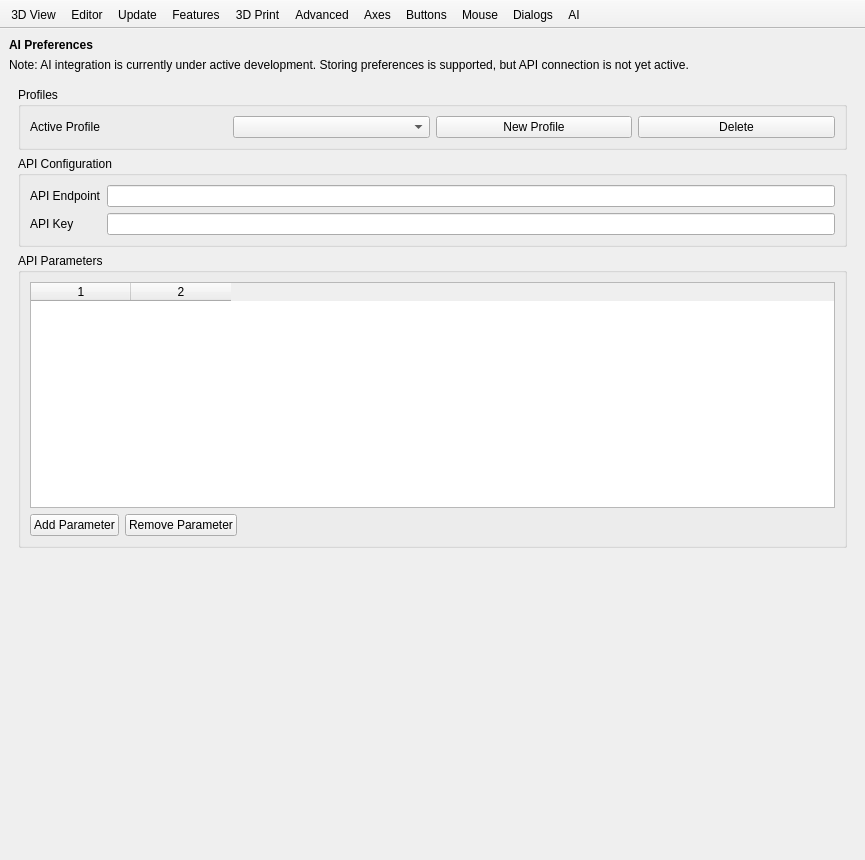
Old version of the form src/gui/Preferences.ui in the repository openscad/openscad.
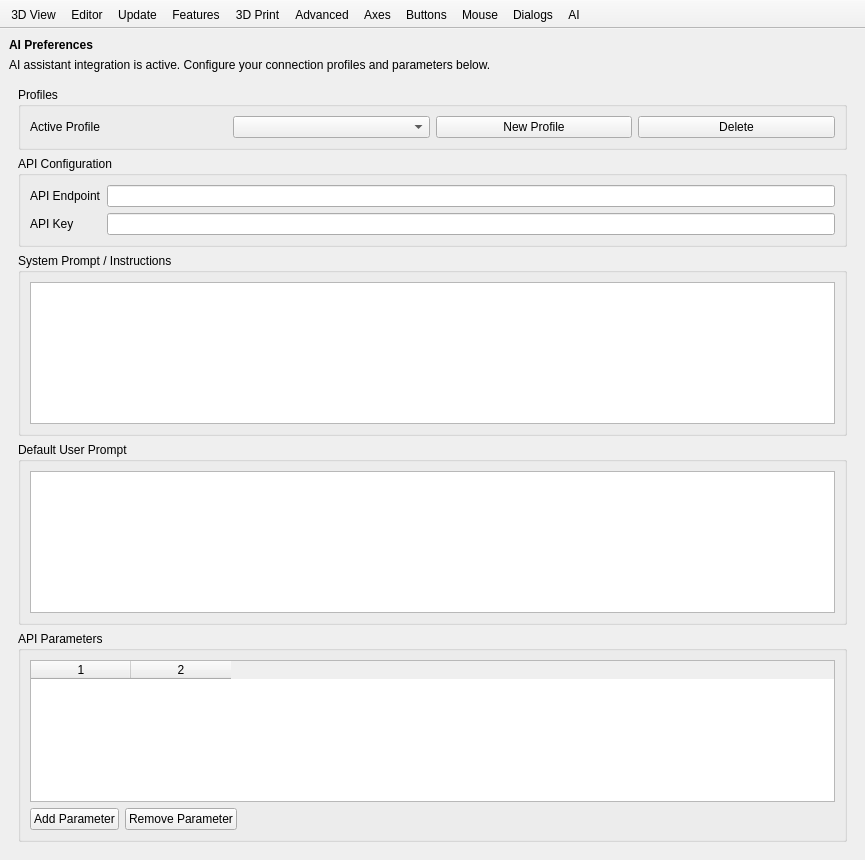
New version of the form. The open tabs and pages were chosen to show the change. Icons and pictures are not drawn. Custom widgets are drawn as their Qt base class.

Commit message: Add AI streaming support and prefs UI

```diff
--- a/src/gui/Preferences.ui
+++ b/src/gui/Preferences.ui
@@ -2955,7 +2955,7 @@
         <item>
          <widget class="QLabel" name="labelAIUnderDevWarning">
           <property name="text">
-           <string>Note: AI integration is currently under active development. Storing preferences is supported, but API connection is not yet active.</string>
+           <string>AI assistant integration is active. Configure your connection profiles and parameters below.</string>
           </property>
           <property name="wordWrap">
            <bool>true</bool>
@@ -3049,6 +3049,44 @@
               </layout>
              </widget>
             </item>
+            <item>
+             <widget class="QGroupBox" name="groupBoxAISystemPrompt">
+              <property name="title">
+               <string>System Prompt / Instructions</string>
+              </property>
+              <layout class="QVBoxLayout" name="verticalLayoutAISystemPrompt">
+               <item>
+                <widget class="QPlainTextEdit" name="plainTextEditAISystemPrompt">
+                 <property name="minimumSize">
+                  <size>
+                   <width>0</width>
+                   <height>80</height>
+                  </size>
+                 </property>
+                </widget>
+               </item>
+              </layout>
+             </widget>
+            </item>
+            <item>
+             <widget class="QGroupBox" name="groupBoxAIDefaultPrompt">
+              <property name="title">
+               <string>Default User Prompt</string>
+              </property>
+              <layout class="QVBoxLayout" name="verticalLayoutAIDefaultPrompt">
+               <item>
+                <widget class="QPlainTextEdit" name="plainTextEditAIDefaultPrompt">
+                 <property name="minimumSize">
+                  <size>
+                   <width>0</width>
+                   <height>60</height>
+                  </size>
+                 </property>
+                </widget>
+               </item>
+              </layout>
+             </widget>
+            </item>
             <item>
              <widget class="QGroupBox" name="groupBoxAIParams">
               <property name="title">
```
The commit also changes 7 other files.
